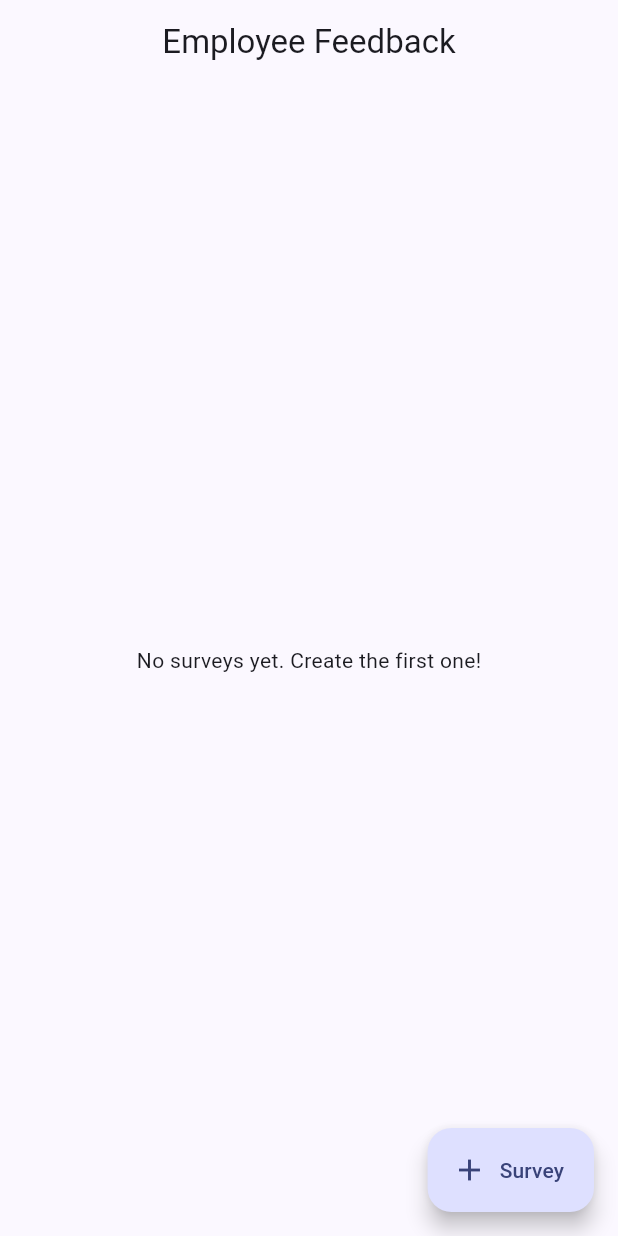
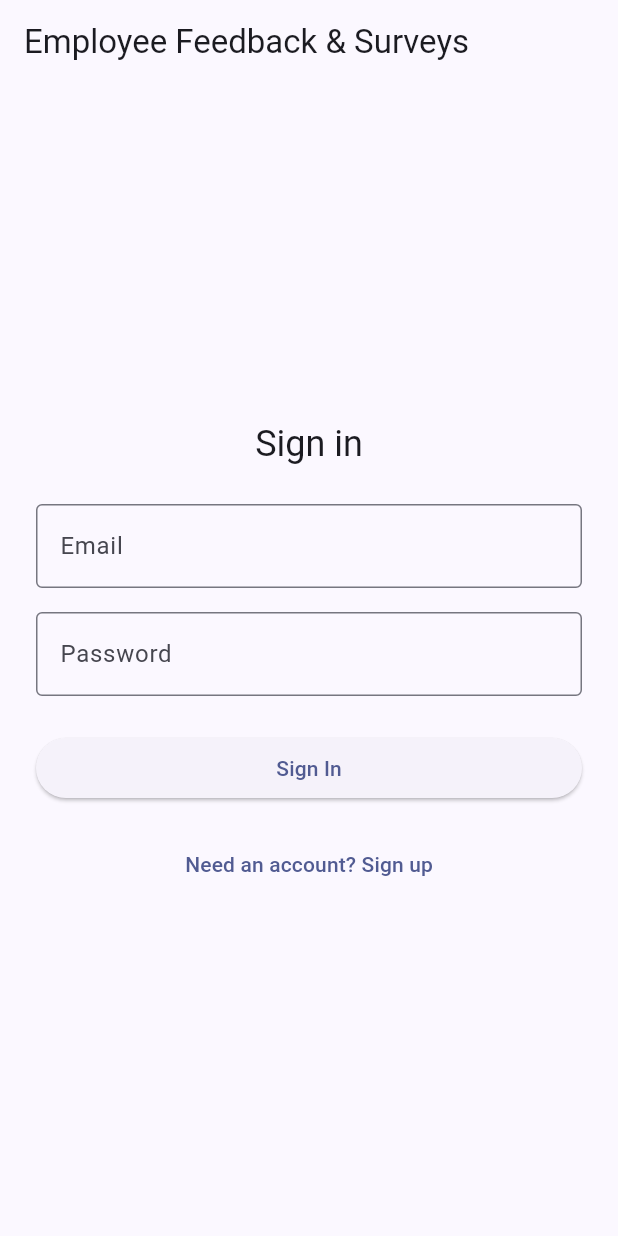
Before and after one commit to AnupamaKarthutel/employee_feedback_survey, a Flutter app: the screen it shows after launch, on a phone screen of 412 x 824 dp. Run offline on Flutter 3.47's test engine with Material 3 defaults, Android fonts, the phone set to English and light mode, and no system bars; our stand-ins replace cloud_firestore, firebase_auth, firebase_core; accounts and stored records are empty.

Commit message:
Add Firebase Auth with role-based access for HR/Admin and Employees

```diff
--- a/lib/main.dart
+++ b/lib/main.dart
@@ -4,8 +4,14 @@ import 'package:firebase_core/firebase_core.dart';
 import 'package:flutter/material.dart';
 
 import 'firebase_options.dart';
+import 'models/app_user.dart';
 import 'screens/home_screen.dart';
+import 'screens/login_screen.dart';
+import 'services/auth_service.dart';
+import 'services/auth_service_provider.dart';
+import 'services/firebase_auth_service.dart';
 import 'services/firestore_survey_service.dart';
+import 'services/in_memory_auth_service.dart';
 import 'services/in_memory_survey_service.dart';
 import 'services/service_provider.dart';
 import 'services/survey_service.dart';
@@ -13,30 +19,40 @@ import 'services/survey_service.dart';
 Future<void> main() async {
   WidgetsFlutterBinding.ensureInitialized();
 
-  SurveyService service;
+  SurveyService surveyService;
+  AuthService authService;
   try {
     await Firebase.initializeApp(
       options: DefaultFirebaseOptions.currentPlatform,
     );
-    service = FirestoreSurveyService();
-    log('Firebase initialized; using Firestore backend.');
+    surveyService = FirestoreSurveyService();
+    authService = FirebaseAuthService();
+    log('Firebase initialized; using Firestore and Firebase Auth.');
   } catch (e) {
-    service = InMemorySurveyService();
+    surveyService = InMemorySurveyService();
+    authService = InMemoryAuthService();
     log('Firebase not available; using in-memory backend: $e');
   }
 
-  runApp(MyApp(service: service));
+  runApp(MyApp(surveyService: surveyService, authService: authService));
 }
 
 class MyApp extends StatelessWidget {
-  const MyApp({super.key, required this.service});
+  const MyApp({
+    super.key,
+    required this.surveyService,
+    required this.authService,
+  });
 
-  final SurveyService service;
+  final SurveyService surveyService;
+  final AuthService authService;
 
   @override
   Widget build(BuildContext context) {
     return ServiceProvider(
-      service: service,
+      service: surveyService,
+      child: AuthServiceProvider(
+        authService: authService,
         child: MaterialApp(
           title: 'Employee Feedback & Survey',
           debugShowCheckedModeBanner: false,
@@ -44,8 +60,32 @@ class MyApp extends StatelessWidget {
             colorScheme: ColorScheme.fromSeed(seedColor: Colors.indigo),
             useMaterial3: true,
           ),
-        home: const HomeScreen(),
+          home: const _AuthGate(),
+        ),
       ),
     );
   }
 }
+
+class _AuthGate extends StatelessWidget {
+  const _AuthGate();
+
+  @override
+  Widget build(BuildContext context) {
+    final authService = AuthServiceProvider.of(context);
+
+    return StreamBuilder<AppUser?>(
+      stream: authService.authStateChanges,
+      builder: (context, snapshot) {
+        if (snapshot.connectionState == ConnectionState.waiting) {
+          return const Scaffold(
+            body: Center(child: CircularProgressIndicator()),
+          );
+        }
+        final user = snapshot.data;
+        if (user == null) return const LoginScreen();
+        return HomeScreen(user: user);
+      },
+    );
+  }
+}
--- /dev/null
+++ b/lib/models/app_user.dart
@@ -0,0 +1,19 @@
+enum Role {
+  admin,
+  employee,
+}
+
+class AppUser {
+  const AppUser({
+    required this.id,
+    required this.email,
+    required this.role,
+  });
+
+  final String id;
+  final String email;
+  final Role role;
+
+  bool get isAdmin => role == Role.admin;
+  bool get isEmployee => role == Role.employee;
+}
--- /dev/null
+++ b/lib/screens/login_screen.dart
@@ -0,0 +1,144 @@
+import 'package:flutter/material.dart';
+
+import '../models/app_user.dart';
+import '../services/auth_service_provider.dart';
+
+class LoginScreen extends StatefulWidget {
+  const LoginScreen({super.key});
+
+  @override
+  State<LoginScreen> createState() => _LoginScreenState();
+}
+
+class _LoginScreenState extends State<LoginScreen> {
+  final _formKey = GlobalKey<FormState>();
+  final _emailController = TextEditingController();
+  final _passwordController = TextEditingController();
+  bool _isSignUp = false;
+  bool _isLoading = false;
+  Role _role = Role.employee;
+
+  Future<void> _submit() async {
+    if (!_formKey.currentState!.validate()) return;
+
+    setState(() => _isLoading = true);
+
+    final authService = AuthServiceProvider.of(context);
+    final email = _emailController.text.trim();
+    final password = _passwordController.text.trim();
+
+    try {
+      if (_isSignUp) {
+        await authService.signUp(email, password, _role);
+      } else {
+        await authService.signIn(email, password);
+      }
+    } on Exception catch (e) {
+      if (mounted) {
+        ScaffoldMessenger.of(context).showSnackBar(
+          SnackBar(content: Text(e.toString().replaceFirst('Exception: ', ''))),
+        );
+      }
+    } finally {
+      if (mounted) setState(() => _isLoading = false);
+    }
+  }
+
+  @override
+  Widget build(BuildContext context) {
+    return Scaffold(
+      appBar: AppBar(title: const Text('Employee Feedback & Surveys')),
+      body: Center(
+        child: SingleChildScrollView(
+          padding: const EdgeInsets.all(24),
+          child: Form(
+            key: _formKey,
+            child: ConstrainedBox(
+              constraints: const BoxConstraints(maxWidth: 400),
+              child: Column(
+                crossAxisAlignment: CrossAxisAlignment.stretch,
+                children: [
+                  Text(
+                    _isSignUp ? 'Create an account' : 'Sign in',
+                    style: Theme.of(context).textTheme.headlineSmall,
+                    textAlign: TextAlign.center,
+                  ),
+                  const SizedBox(height: 24),
+                  TextFormField(
+                    controller: _emailController,
+                    decoration: const InputDecoration(
+                      labelText: 'Email',
+                      border: OutlineInputBorder(),
+                    ),
+                    keyboardType: TextInputType.emailAddress,
+                    validator: (value) =>
+                        (value == null || value.trim().isEmpty) ? 'Enter your email' : null,
+                  ),
+                  const SizedBox(height: 16),
+                  TextFormField(
+                    controller: _passwordController,
+                    decoration: const InputDecoration(
+                      labelText: 'Password',
+                      border: OutlineInputBorder(),
+                    ),
+                    obscureText: true,
+                    validator: (value) =>
+                        (value == null || value.trim().length < 6) ? 'Password must be at least 6 characters' : null,
+                  ),
+                  if (_isSignUp) ...[
+                    const SizedBox(height: 16),
+                    DropdownButtonFormField<Role>(
+                      value: _role,
+                      decoration: const InputDecoration(
+                        labelText: 'Account type',
+                        border: OutlineInputBorder(),
+                      ),
+                      items: Role.values
+                          .map(
+                            (role) => DropdownMenuItem(
+                              value: role,
+                              child: Text(role == Role.admin ? 'HR / Admin' : 'Employee'),
+                            ),
+                          )
+                          .toList(),
+                      onChanged: (value) {
+                        if (value != null) setState(() => _role = value);
+                      },
+                    ),
+                  ],
+                  const SizedBox(height: 24),
+                  ElevatedButton(
+                    onPressed: _isLoading ? null : _submit,
+                    child: _isLoading
+                        ? const SizedBox(
+                            width: 20,
+                            height: 20,
+                            child: CircularProgressIndicator(strokeWidth: 2),
+                          )
+                        : Text(_isSignUp ? 'Sign Up' : 'Sign In'),
+                  ),
+                  const SizedBox(height: 16),
+                  TextButton(
+                    onPressed: _isLoading
+                        ? null
+                        : () => setState(() => _isSignUp = !_isSignUp),
+                    child: Text(_isSignUp
+                        ? 'Already have an account? Sign in'
+                        : 'Need an account? Sign up'),
+                  ),
+                ],
+              ),
+            ),
+          ),
+        ),
+      ),
+    );
+  }
+
+  @override
+  void dispose() {
+    _emailController.dispose();
+    _passwordController.dispose();
+    super.dispose();
+  }
+}
--- /dev/null
+++ b/lib/services/auth_service.dart
@@ -0,0 +1,13 @@
+import '../models/app_user.dart';
+
+abstract class AuthService {
+  Stream<AppUser?> get authStateChanges;
+
+  Future<AppUser?> getCurrentUser();
+
+  Future<AppUser> signIn(String email, String password);
+
+  Future<AppUser> signUp(String email, String password, Role role);
+
+  Future<void> signOut();
+}
--- /dev/null
+++ b/lib/services/auth_service_provider.dart
@@ -0,0 +1,24 @@
+import 'package:flutter/widgets.dart';
+
+import 'auth_service.dart';
+
+class AuthServiceProvider extends InheritedWidget {
+  const AuthServiceProvider({
+    super.key,
+    required this.authService,
+    required super.child,
+  });
+
+  final AuthService authService;
+
+  static AuthService of(BuildContext context) {
+    final provider =
+        context.dependOnInheritedWidgetOfExactType<AuthServiceProvider>();
+    assert(provider != null, 'No AuthServiceProvider found in context');
+    return provider!.authService;
+  }
+
+  @override
+  bool updateShouldNotify(AuthServiceProvider oldWidget) =>
+      authService != oldWidget.authService;
+}
--- /dev/null
+++ b/lib/services/firebase_auth_service.dart
@@ -0,0 +1,63 @@
+import 'package:cloud_firestore/cloud_firestore.dart';
+import 'package:firebase_auth/firebase_auth.dart';
+
+import '../models/app_user.dart';
+import 'auth_service.dart';
+
+class FirebaseAuthService implements AuthService {
+  FirebaseAuthService({
+    FirebaseAuth? auth,
+    FirebaseFirestore? firestore,
+  })  : _auth = auth ?? FirebaseAuth.instance,
+        _firestore = firestore ?? FirebaseFirestore.instance;
+
+  final FirebaseAuth _auth;
+  final FirebaseFirestore _firestore;
+
+  @override
+  Stream<AppUser?> get authStateChanges =>
+      _auth.authStateChanges().asyncMap(_toAppUser);
+
+  @override
+  Future<AppUser?> getCurrentUser() => _toAppUser(_auth.currentUser);
+
+  @override
+  Future<AppUser> signIn(String email, String password) async {
+    final credential = await _auth.signInWithEmailAndPassword(
+      email: email,
+      password: password,
+    );
+    final user = await _toAppUser(credential.user);
+    if (user == null) throw Exception('Unable to retrieve user after sign-in.');
+    return user;
+  }
+
+  @override
+  Future<AppUser> signUp(String email, String password, Role role) async {
+    final credential = await _auth.createUserWithEmailAndPassword(
+      email: email,
+      password: password,
+    );
+    final user = credential.user;
+    if (user == null) throw Exception('Account creation failed.');
+
+    await _firestore.collection('users').doc(user.uid).set({
+      'email': email,
+      'role': role.name,
+    });
+
+    return AppUser(id: user.uid, email: email, role: role);
+  }
+
+  @override
+  Future<void> signOut() => _auth.signOut();
+
+  Future<AppUser?> _toAppUser(User? user) async {
+    if (user == null) return null;
+    final doc = await _firestore.collection('users').doc(user.uid).get();
+    final data = doc.data();
+    final roleName = data?['role'] as String? ?? 'employee';
+    final role = Role.values.byName(roleName);
+    return AppUser(id: user.uid, email: user.email ?? '', role: role);
+  }
+}
--- /dev/null
+++ b/lib/services/in_memory_auth_service.dart
@@ -0,0 +1,61 @@
+import 'dart:async';
+
+import '../models/app_user.dart';
+import 'auth_service.dart';
+
+class InMemoryAuthService implements AuthService {
+  final _users = <String, AppUser>{};
+  final _passwords = <String, String>{};
+  AppUser? _currentUser;
+  late final StreamController<AppUser?> _controller;
+
+  InMemoryAuthService() {
+    _controller = StreamController<AppUser?>.broadcast(
+      onListen: () => _controller.add(_currentUser),
+    );
+  }
+
+  @override
+  Stream<AppUser?> get authStateChanges => _controller.stream;
+
+  @override
+  Future<AppUser?> getCurrentUser() async => _currentUser;
+
+  @override
+  Future<AppUser> signIn(String email, String password) async {
+    final normalized = email.trim().toLowerCase();
+    if (!_users.containsKey(normalized)) {
+      throw Exception('No account found for that email.');
+    }
+    if (_passwords[normalized] != password) {
+      throw Exception('Incorrect password.');
+    }
+    _currentUser = _users[normalized];
+    _controller.add(_currentUser);
+    return _currentUser!;
+  }
+
+  @override
+  Future<AppUser> signUp(String email, String password, Role role) async {
+    final normalized = email.trim().toLowerCase();
+    if (_users.containsKey(normalized)) {
+      throw Exception('An account already exists for that email.');
+    }
+    final user = AppUser(
+      id: 'u_${_users.length + 1}',
+      email: normalized,
+      role: role,
+    );
+    _users[normalized] = user;
+    _passwords[normalized] = password;
+    _currentUser = user;
+    _controller.add(user);
+    return user;
+  }
+
+  @override
+  Future<void> signOut() async {
+    _currentUser = null;
+    _controller.add(null);
+  }
+}
--- a/pubspec.yaml
+++ b/pubspec.yaml
@@ -38,6 +38,7 @@ dependencies:
   firebase_core: ^4.7.0
   cloud_firestore: ^6.3.0
   intl: ^0.20.2
+  firebase_auth: ^6.4.0
 
 dev_dependencies:
   flutter_test:
```
Also changed, not shown: lib/screens/create_survey_screen.dart (+18 -2 lines), lib/screens/home_screen.dart (+42 -10 lines), lib/screens/take_survey_screen.dart (+14 -1 lines), pubspec.lock, 3 other files. Lines whose indentation alone changed are shown as unchanged.
